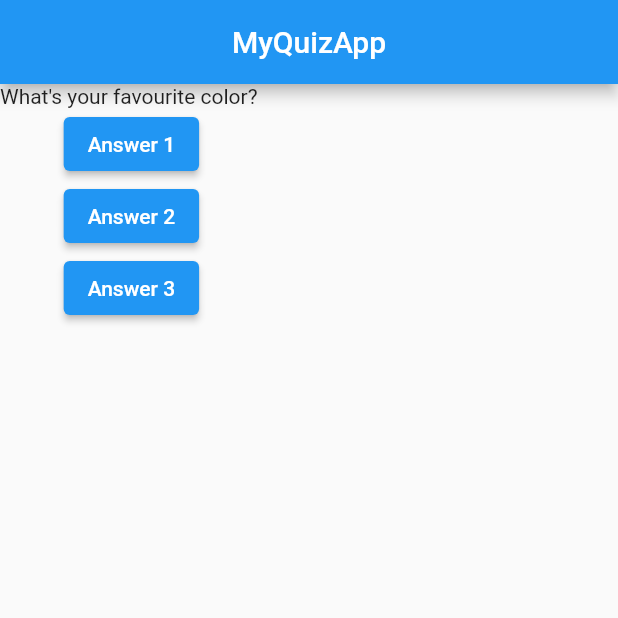
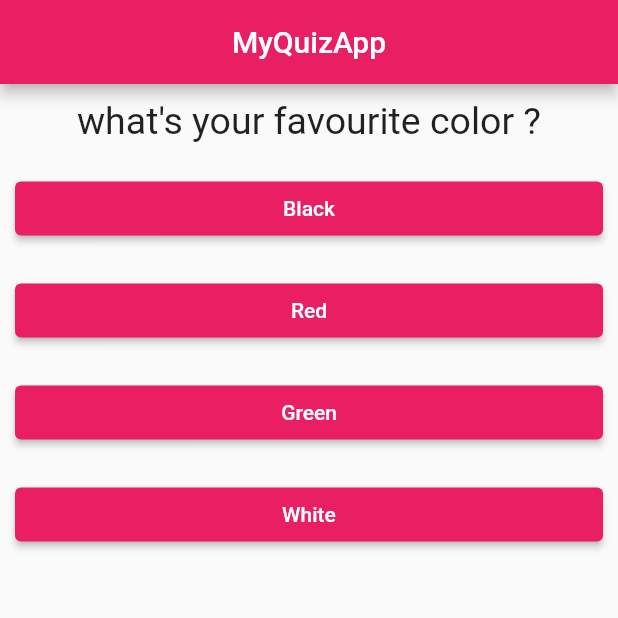
Before and after one commit to AnudeepGunukula/Flutter, a Flutter app: the screen it shows after launch, on a phone screen of 412 x 824 dp, the top half of it. Run offline on Flutter 3.47's test engine with Material 2 defaults, Android fonts, the light colour scheme and no system bars.

Commit message:
myapp final commit

```diff
--- /dev/null
+++ b/myapp/lib/answer.dart
@@ -0,0 +1,24 @@
+import 'package:flutter/material.dart';
+
+class Answer extends StatelessWidget {
+  final String answerText;
+
+  final VoidCallback answerQuestion;
+
+  Answer(this.answerText, this.answerQuestion);
+
+  @override
+  Widget build(BuildContext context) {
+    return Container(
+      width: double.infinity,
+      margin: EdgeInsets.all(10),
+      child: ElevatedButton(
+        onPressed: answerQuestion,
+        child: Text(answerText),
+        style: ElevatedButton.styleFrom(
+          primary: Colors.pink,
+        ),
+      ),
+    );
+  }
+}
--- a/myapp/lib/main.dart
+++ b/myapp/lib/main.dart
@@ -1,61 +1,86 @@
 // ignore_for_file: prefer_const_constructors, unused_local_variable, avoid_print, must_be_immutable
 
 import 'package:flutter/material.dart';
+import 'package:myapp/quiz.dart';
+import 'package:myapp/result.dart';
 
 void main() => runApp(MyApp());
 
 class MyApp extends StatefulWidget {
   @override
   State<StatefulWidget> createState() {
-    return MyAppState();
+    return _MyAppState();
   }
 }
 
-class MyAppState extends State<MyApp> {
-  var questionIndex = 0;
+class _MyAppState extends State<MyApp> {
+  var _questionIndex = 0;
+  var _totalScore = 0;
+  final questions = const [
+    {
+      'questionText': 'what\'s your favourite color ?',
+      'answers': [
+        {'text': 'Black', 'score': 10},
+        {'text': 'Red', 'score': 5},
+        {'text': 'Green', 'score': 3},
+        {'text': 'White', 'score': 1}
+      ]
+    },
+    {
+      'questionText': 'what\'s your favourite animal ?',
+      'answers': [
+        {'text': 'Rabbit', 'score': 3},
+        {'text': 'Snake', 'score': 10},
+        {'text': 'Elephant', 'score': 5},
+        {'text': 'Lion', 'score': 9}
+      ]
+    },
+    {
+      'questionText': 'who\'s your favourite Instructor ?',
+      'answers': [
+        {'text': 'Max', 'score': 1},
+        {'text': 'Stephen', 'score': 1},
+        {'text': 'Jonas', 'score': 1},
+        {'text': 'Ravi', 'score': 1},
+      ]
+    }
+  ];
 
-  void answerQuestion() {
+  void _resetQuiz() {
+    _totalScore = 0;
     setState(() {
-      questionIndex += 1;
+      _questionIndex = 0;
     });
+  }
+
+  void _answerQuestion(int score) {
+    _totalScore += score;
+    setState(() {
+      _questionIndex = _questionIndex + 1;
+    });
+
+    if (_questionIndex < questions.length) {
+      print('we have more questions');
+    } else {
+      print('No more questions');
+    }
   }
 
   @override
   Widget build(BuildContext context) {
-    var questions = [
-      'What\'s your favourite color? ',
-      'what\'s your favourite animal? ',
-    ];
     return MaterialApp(
       home: Scaffold(
         appBar: AppBar(
           title: Center(child: Text('MyQuizApp')),
+          backgroundColor: Colors.pink,
         ),
-        body: Column(
-          // ignore: prefer_const_literals_to_create_immutables
-          children: [
-            Text(questions[questionIndex]),
-            ElevatedButton(
-              onPressed: () {
-                /*
-
-
-                */
-                answerQuestion();
-                print('Answer 1 chosen');
-              },
-              child: Text('Answer 1'),
-            ),
-            ElevatedButton(
-              onPressed: () => print('Answer 2 chosen'),
-              child: Text('Answer 2'),
-            ),
-            ElevatedButton(
-              onPressed: () => print('Answer 3 chosen'),
-              child: Text('Answer 3'),
-            ),
-          ],
-        ),
+        body: _questionIndex < questions.length
+            ? Quiz(
+                questions: questions,
+                answerQuestion: _answerQuestion,
+                questionIndex: _questionIndex,
+              )
+            : Result(_totalScore, _resetQuiz),
       ),
       debugShowCheckedModeBanner: false,
     );
--- /dev/null
+++ b/myapp/lib/question.dart
@@ -0,0 +1,21 @@
+// ignore_for_file: prefer_const_constructors
+
+import 'package:flutter/material.dart';
+
+class Question extends StatelessWidget {
+  final String questionText;
+  Question(this.questionText);
+
+  @override
+  Widget build(BuildContext context) {
+    return Container(
+      width: double.infinity,
+      margin: EdgeInsets.all(10),
+      child: Text(
+        questionText,
+        style: TextStyle(fontSize: 25),
+        textAlign: TextAlign.center,
+      ),
+    );
+  }
+}
--- /dev/null
+++ b/myapp/lib/quiz.dart
@@ -0,0 +1,31 @@
+import 'package:flutter/material.dart';
+import 'package:myapp/answer.dart';
+import 'package:myapp/question.dart';
+
+class Quiz extends StatelessWidget {
+  final List<Map<String, Object>> questions;
+
+  final Function answerQuestion;
+
+  final int questionIndex;
+
+  Quiz(
+      {required this.questions,
+      required this.answerQuestion,
+      required this.questionIndex});
+
+  @override
+  Widget build(BuildContext context) {
+    return Column(
+      // ignore: prefer_const_literals_to_create_immutables
+      children: [
+        Question(questions[questionIndex]['questionText'].toString()),
+        ...(questions[questionIndex]['answers'] as List<Map<String, Object>>)
+            .map((answer) {
+          return Answer(
+              answer['text'].toString(), () => answerQuestion(answer['score']));
+        }).toList()
+      ],
+    );
+  }
+}
```
Also changed, not shown: myapp/lib/result.dart (added, +51 -0 lines).
